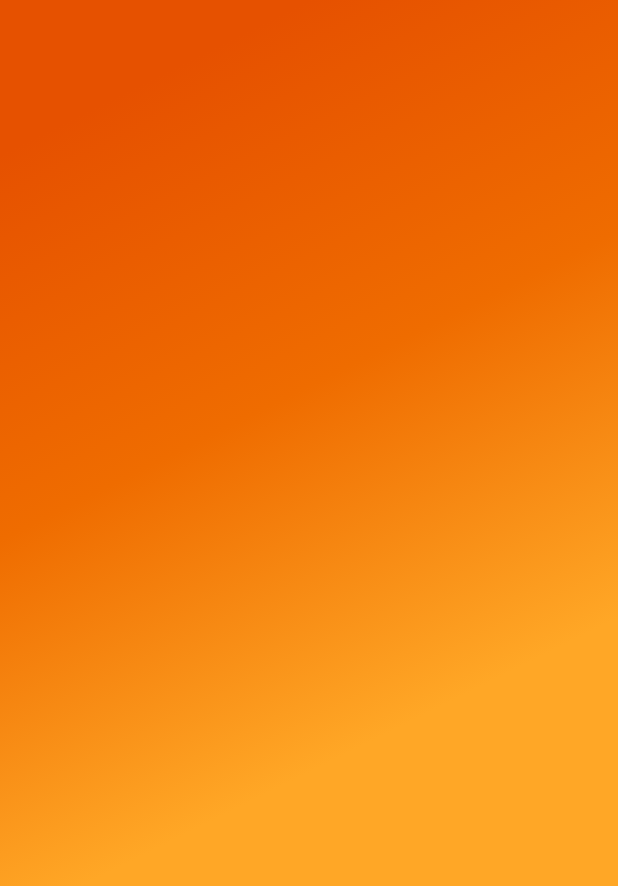
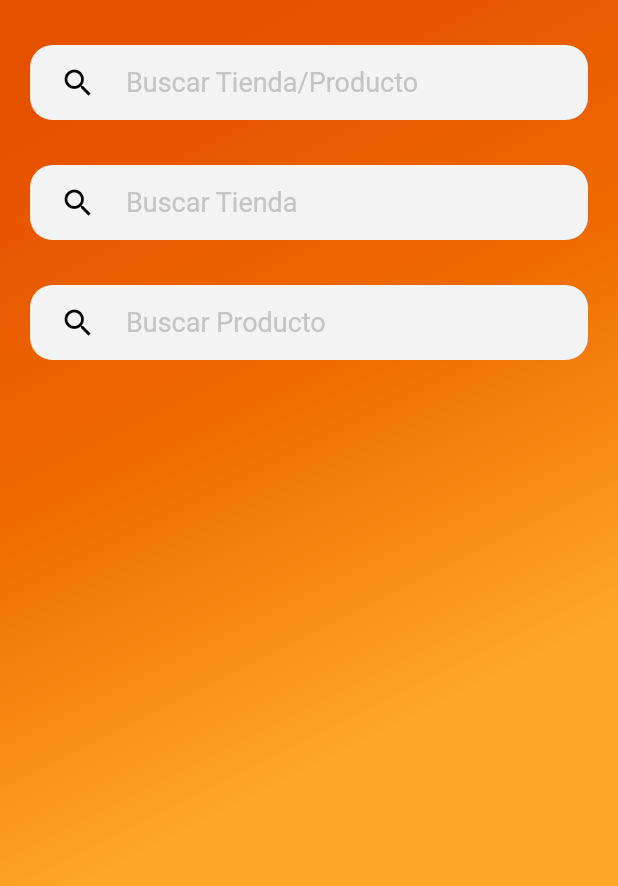
Before and after one commit to IngeSoft202110/Toppick, a Flutter app: the screen it shows after launch, on a phone screen of 412 x 824 dp. Shown: the top 886 px of the screen. Run offline on Flutter 3.47's test engine with Material 2 defaults, Android fonts, the phone set to English and light mode, and no system bars.

Commit message:
pruebas de busqueda completadas completadas

```diff
--- /dev/null
+++ b/Toppick_App/lib/UserInterfaces/search_bar_button.dart
@@ -0,0 +1,49 @@
+//import 'package:Toppick_App/UserInterfaces/search_bar_full_screen.dart';
+import 'package:Toppick_App/UserInterfaces/search_bar_full_screen.dart';
+import 'package:flutter/material.dart';
+
+// ignore: must_be_immutable
+class SearchButton extends StatelessWidget {
+  String buttonText;
+  int option;
+  SearchButton(this.buttonText, this.option);
+  @override
+  Widget build(BuildContext context) {
+    return Container(
+      margin: EdgeInsets.only(top: 30.0, left: 20.0, right: 20.0),
+      child: Center(
+        child: InkWell(
+          onTap: () => {
+            Navigator.push(
+              context,
+              MaterialPageRoute(
+                  builder: (context) => SearchScreen(this.option)),
+            )
+          },
+          child: Container(
+            height: 50.0,
+            width: 385.0,
+            decoration: BoxDecoration(
+                borderRadius: BorderRadius.circular(15.0),
+                color: Color(0xFFF3F3F3)),
+            child: Row(
+              children: [
+                Container(
+                  margin: EdgeInsets.only(left: 20, right: 20.0),
+                  child: Icon(
+                    Icons.search,
+                    color: Colors.black,
+                  ),
+                ),
+                Text(
+                  buttonText,
+                  style: TextStyle(fontSize: 18.0, color: Color(0xFFC4C4C4)),
+                ),
+              ],
+            ),
+          ),
+        ),
+      ),
+    );
+  }
+}
--- a/Toppick_App/lib/main.dart
+++ b/Toppick_App/lib/main.dart
@@ -1,6 +1,8 @@
 import 'package:flutter/material.dart';
 import 'package:flutter/services.dart';
+
 import 'UserInterfaces/gradiant.dart';
+import 'UserInterfaces/search_bar_button.dart';
 
 void main() {
   WidgetsFlutterBinding.ensureInitialized();
@@ -20,12 +22,19 @@ class MyApp extends StatelessWidget {
           visualDensity: VisualDensity.adaptivePlatformDensity,
         ),
         debugShowCheckedModeBanner: false,
-      home: Stack(
+        home: Scaffold(
+          body: Stack(
             children: [
               Gradiant(),
-          Text(""),
+              Column(
+                children: [
+                  SearchButton("Buscar Tienda/Producto", 1),
+                  SearchButton("Buscar Tienda", 2),
+                  SearchButton("Buscar Producto", 3),
                 ],
               ),
-    );
+            ],
+          ),
+        ));
   }
 }
--- a/Toppick_App/pubspec.yaml
+++ b/Toppick_App/pubspec.yaml
@@ -23,6 +23,7 @@ environment:
 dependencies:
   flutter:
     sdk: flutter
+  dio: ^3.0.8
 
 
   # The following adds the Cupertino Icons font to your application.
```
Also changed, not shown: Toppick_App/lib/UserInterfaces/search_bar_full_screen.dart (added, +134 -0 lines), Toppick_App/pubspec.lock, 5 other files. Lines whose indentation alone changed are shown as unchanged.
